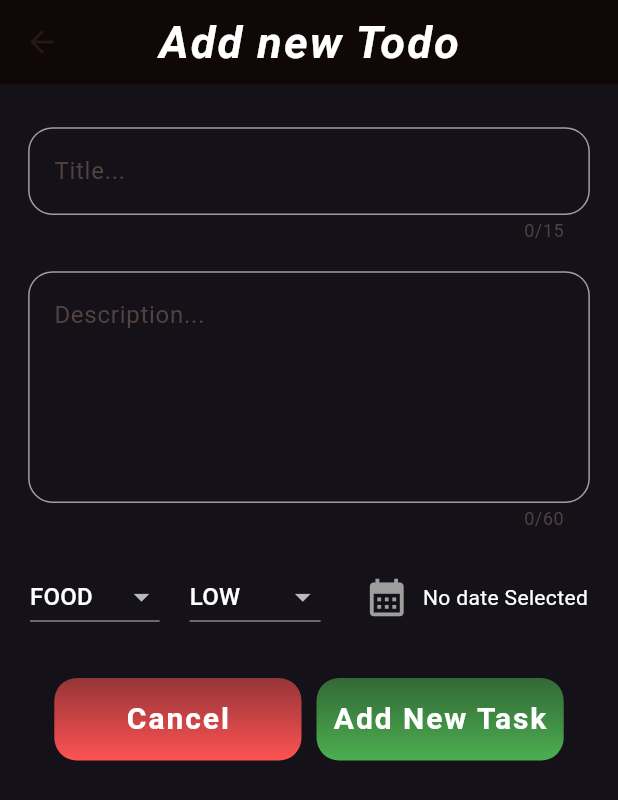
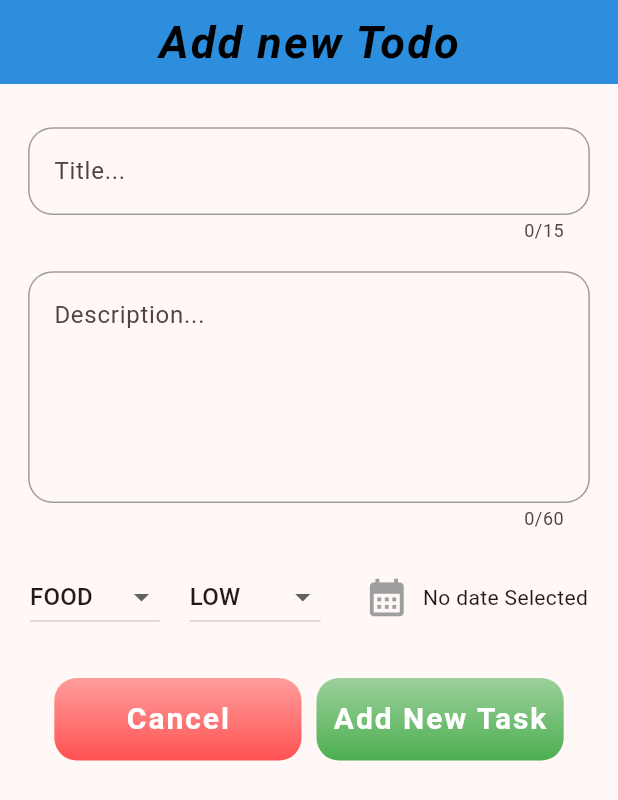
Before and after one commit to es-amit/Todo-List, a Flutter app: the screen it shows after launch, after a tap on the "add circle" icon, on a phone screen of 412 x 824 dp. Shown: the top 800 px of the screen. Run offline on Flutter 3.47's test engine with Material 3 defaults, Android fonts, the phone set to English and light mode, and no system bars; our stand-ins replace sqflite; accounts and stored records are empty.

Commit message:
Small bug fix

```diff
--- a/lib/main.dart
+++ b/lib/main.dart
@@ -5,10 +5,57 @@ void main() {
   runApp(const MyApp());
 }
 
+class MyApp extends StatefulWidget {
+  const MyApp({super.key});
 
-var darktheme = ThemeData.dark(
-  useMaterial3: true,
-).copyWith(
+  @override
+  State<MyApp> createState() => _MyAppState();
+}
+
+class _MyAppState extends State<MyApp> {
+  late ThemeData _theme;
+
+  @override
+  void initState() {
+    _theme = darkTheme();
+    super.initState();
+  }
+
+  @override
+  void didChangeDependencies() {
+    super.didChangeDependencies();
+    updateTheme(context);
+  }
+
+  void updateTheme(BuildContext context) {
+    final Brightness platformBrightness = MediaQuery.of(context).platformBrightness;
+    if (platformBrightness == Brightness.dark) {
+      setState(() {
+        _theme = darkTheme();
+      });
+    } else {
+      setState(() {
+        _theme = lightTheme();
+      });
+    }
+  }
+
+  @override
+  Widget build(BuildContext context) {
+    return MaterialApp(
+      title: 'Flutter Demo',
+      debugShowCheckedModeBanner: false,
+      theme: _theme,
+      themeMode: ThemeMode.system,
+      home: const HomeScreen(),
+    );
+  }
+}
+
+ThemeData darkTheme(){
+  return ThemeData.dark(
+    useMaterial3: true,)
+      .copyWith(
       colorScheme: ColorScheme.fromSeed(
           primary: Colors.deepOrange.shade800,
           seedColor: Colors.deepOrange.shade800,
@@ -19,7 +66,7 @@ var darktheme = ThemeData.dark(
       appBarTheme: const AppBarTheme(
         elevation: 6,
         centerTitle: true,
-    color: Colors.black,
+        color: Colors.blue,
         titleTextStyle: TextStyle(
           color: Colors.white,
           fontSize: 30,
@@ -57,12 +104,16 @@ var darktheme = ThemeData.dark(
           color: Colors.grey
         )
       ),
-  iconTheme: const IconThemeData(
-    color: Colors.grey,
-    size: 80
+      snackBarTheme: const SnackBarThemeData(
+        backgroundColor: Colors.grey,
+        contentTextStyle: TextStyle(
+          color: Colors.black
+        )
       )
     );
-var theme = ThemeData(
+  }
+ThemeData lightTheme(){
+  return ThemeData(
     useMaterial3: true,
     colorScheme: ColorScheme.fromSeed(
         primary: Colors.deepOrange.shade800,
@@ -71,7 +122,18 @@ var theme = ThemeData(
       ),
 
     brightness: Brightness.light,
-
+    appBarTheme: const AppBarTheme(
+      elevation: 6,
+      centerTitle: true,
+      color: Colors.blue,
+      titleTextStyle: TextStyle(
+        color: Colors.black,
+        fontSize: 30,
+        fontStyle: FontStyle.italic,
+        fontWeight: FontWeight.bold,
+        letterSpacing: 1.3
+      )
+    ),
     textTheme:  const TextTheme(
       titleLarge: TextStyle(
         fontWeight: FontWeight.bold,
@@ -107,17 +169,4 @@ var theme = ThemeData(
     )
 
   );
-class MyApp extends StatelessWidget {
-  const MyApp({super.key});
-
-  @override
-  Widget build(BuildContext context) {
-    return MaterialApp(
-      title: 'Flutter Demo',
-      debugShowCheckedModeBanner: false,
-      theme: darktheme,
-      themeMode: ThemeMode.system,
-      home: const HomeScreen(),
-    );
 }
-}
--- a/lib/screen/home_screen.dart
+++ b/lib/screen/home_screen.dart
@@ -30,6 +30,7 @@ class _HomeScreenState extends State<HomeScreen> {
        SnackBar(
         content: Text(msg),
         duration: const Duration(milliseconds: 2000),
+
       )
     );
   }
@@ -93,11 +94,12 @@ class _HomeScreenState extends State<HomeScreen> {
                     ),
 
                     IconButton(onPressed: (){
-                      Navigator.push(context,MaterialPageRoute(builder: (context)=>NewTask(editTask: false,)));
+                      Navigator.pushReplacement(context,MaterialPageRoute(builder: (context)=>NewTask(editTask: false,)));
                     },
 
                     icon: const Icon(Icons.add_circle_rounded,
-
+                      color: Colors.grey,
+                      size: 80,
 
                     )
                     ),
```
Lines whose indentation alone changed are shown as unchanged.
